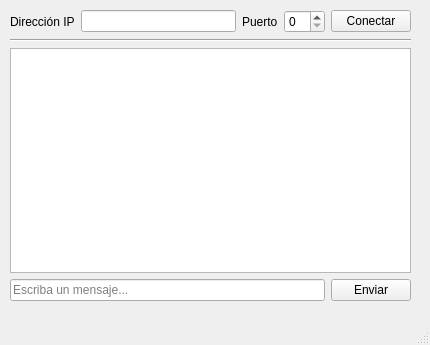
Before: the Qt Designer form mainwindow.ui in jhoniwalker/qt-udp-chat, drawn with Qt 5.
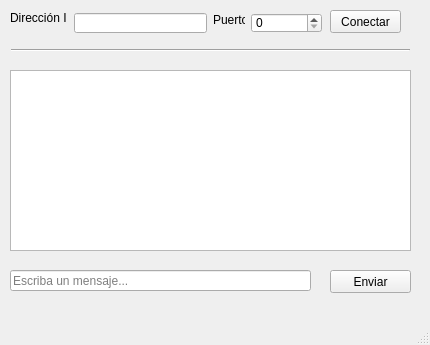
After: the same form once the commit is applied.

Diff of the .ui file:
```diff
--- a/mainwindow.ui
+++ b/mainwindow.ui
@@ -14,83 +14,122 @@
    <string>MainWindow</string>
   </property>
   <widget class="QWidget" name="centralwidget">
-   <widget class="QWidget" name="">
+   <widget class="Line" name="line">
     <property name="geometry">
      <rect>
+      <x>11</x>
+      <y>42</y>
+      <width>399</width>
+      <height>16</height>
+     </rect>
+    </property>
+    <property name="orientation">
+     <enum>Qt::Horizontal</enum>
+    </property>
+   </widget>
+   <widget class="QPushButton" name="sendButton">
+    <property name="geometry">
+     <rect>
+      <x>330</x>
+      <y>270</y>
+      <width>81</width>
+      <height>23</height>
+     </rect>
+    </property>
+    <property name="text">
+     <string>Enviar</string>
+    </property>
+   </widget>
+   <widget class="QLineEdit" name="message">
+    <property name="geometry">
+     <rect>
       <x>10</x>
-      <y>10</y>
+      <y>270</y>
+      <width>301</width>
+      <height>21</height>
+     </rect>
+    </property>
+    <property name="placeholderText">
+     <string>Escriba un mensaje...</string>
+    </property>
+   </widget>
+   <widget class="QPlainTextEdit" name="receivedMessages">
+    <property name="geometry">
+     <rect>
+      <x>10</x>
+      <y>70</y>
       <width>401</width>
-      <height>291</height>
+      <height>181</height>
      </rect>
     </property>
-    <layout class="QVBoxLayout" name="verticalLayout">
-     <item>
-      <layout class="QHBoxLayout" name="horizontalLayout">
-       <item>
-        <widget class="QLabel" name="label">
-         <property name="text">
-          <string>Dirección IP</string>
-         </property>
-         <property name="buddy">
-          <cstring>ipAddress</cstring>
-         </property>
-        </widget>
-       </item>
-       <item>
-        <widget class="QLineEdit" name="ipAddress">
-         <property name="enabled">
-          <bool>true</bool>
-         </property>
-        </widget>
-       </item>
-       <item>
-        <widget class="QLabel" name="label_2">
-         <property name="text">
-          <string>Puerto</string>
-         </property>
-        </widget>
-       </item>
-       <item>
-        <widget class="QSpinBox" name="port"/>
-       </item>
-       <item>
-        <widget class="QPushButton" name="connectButton">
-         <property name="text">
-          <string>Conectar</string>
-         </property>
-        </widget>
-       </item>
-      </layout>
-     </item>
-     <item>
-      <widget class="Line" name="line">
-       <property name="orientation">
-        <enum>Qt::Horizontal</enum>
-       </property>
-      </widget>
-     </item>
-     <item>
-      <widget class="QTextEdit" name="receivedMessages"/>
-     </item>
-     <item>
-      <layout class="QHBoxLayout" name="horizontalLayout_2">
-       <item>
-        <widget class="QLineEdit" name="message">
-         <property name="placeholderText">
-          <string>Escriba un mensaje...</string>
-         </property>
-        </widget>
-       </item>
-       <item>
-        <widget class="QPushButton" name="sendButton">
-         <property name="text">
-          <string>Enviar</string>
-         </property>
-        </widget>
-       </item>
-      </layout>
-     </item>
-    </layout>
+   </widget>
+   <widget class="QPushButton" name="connectButton">
+    <property name="geometry">
+     <rect>
+      <x>330</x>
+      <y>10</y>
+      <width>71</width>
+      <height>23</height>
+     </rect>
+    </property>
+    <property name="text">
+     <string>Conectar</string>
+    </property>
+   </widget>
+   <widget class="QLabel" name="label">
+    <property name="geometry">
+     <rect>
+      <x>10</x>
+      <y>10</y>
+      <width>56</width>
+      <height>16</height>
+     </rect>
+    </property>
+    <property name="text">
+     <string>Dirección IP</string>
+    </property>
+    <property name="buddy">
+     <cstring>ipAddress</cstring>
+    </property>
+   </widget>
+   <widget class="QSpinBox" name="port">
+    <property name="geometry">
+     <rect>
+      <x>251</x>
+      <y>13</y>
+      <width>71</width>
+      <height>20</height>
+     </rect>
+    </property>
+    <property name="maximum">
+     <number>9999</number>
+    </property>
+   </widget>
+   <widget class="QLineEdit" name="ipAddress">
+    <property name="enabled">
+     <bool>true</bool>
+    </property>
+    <property name="geometry">
+     <rect>
+      <x>74</x>
+      <y>13</y>
+      <width>133</width>
+      <height>20</height>
+     </rect>
+    </property>
+   </widget>
+   <widget class="QLabel" name="label_2">
+    <property name="geometry">
+     <rect>
+      <x>213</x>
+      <y>12</y>
+      <width>32</width>
+      <height>16</height>
+     </rect>
+    </property>
+    <property name="text">
+     <string>Puerto</string>
+    </property>
    </widget>
   </widget>
   <widget class="QMenuBar" name="menubar">
```
